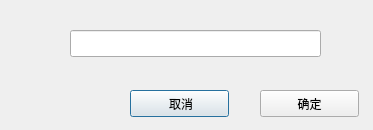
First picture: the form in src/authdialog.ui, repository UbuntuKylin/youker-assistant, before the edit.
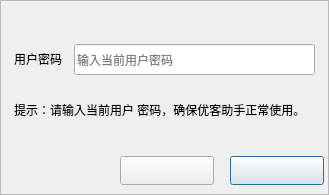
Second picture: the form after the edit. Icons and pictures are not drawn.

The edit to the form file:
```diff
--- a/src/authdialog.ui
+++ b/src/authdialog.ui
@@ -6,8 +6,8 @@
    <rect>
     <x>0</x>
     <y>0</y>
-    <width>373</width>
-    <height>130</height>
+    <width>329</width>
+    <height>195</height>
    </rect>
   </property>
   <property name="windowTitle">
@@ -16,39 +16,136 @@
   <widget class="QPushButton" name="quitBtn">
    <property name="geometry">
     <rect>
-     <x>130</x>
-     <y>90</y>
-     <width>99</width>
-     <height>27</height>
+     <x>230</x>
+     <y>156</y>
+     <width>94</width>
+     <height>29</height>
     </rect>
    </property>
+   <property name="styleSheet">
+    <string notr="true">border-image: url(:/pixmap/image/quit.png);</string>
+   </property>
    <property name="text">
-    <string> 取消</string>
+    <string/>
    </property>
   </widget>
   <widget class="QPushButton" name="okBtn">
    <property name="geometry">
     <rect>
-     <x>260</x>
-     <y>90</y>
-     <width>99</width>
-     <height>27</height>
+     <x>120</x>
+     <y>156</y>
+     <width>94</width>
+     <height>29</height>
     </rect>
    </property>
+   <property name="styleSheet">
+    <string notr="true">border-image: url(:/pixmap/image/ok.png);</string>
+   </property>
    <property name="text">
-    <string>确定</string>
+    <string/>
+   </property>
+  </widget>
+  <widget class="QLabel" name="btn_close">
+   <property name="geometry">
+    <rect>
+     <x>10</x>
+     <y>6</y>
+     <width>26</width>
+     <height>20</height>
+    </rect>
+   </property>
+   <property name="text">
+    <string/>
+   </property>
+  </widget>
+  <widget class="QLabel" name="btn_min">
+   <property name="geometry">
+    <rect>
+     <x>33</x>
+     <y>6</y>
+     <width>26</width>
+     <height>20</height>
+    </rect>
+   </property>
+   <property name="text">
+    <string/>
+   </property>
+  </widget>
+  <widget class="QLabel" name="avatar_2">
+   <property name="geometry">
+    <rect>
+     <x>14</x>
+     <y>85</y>
+     <width>305</width>
+     <height>51</height>
+    </rect>
+   </property>
+   <property name="styleSheet">
+    <string notr="true">border-image: url(:/pixmap/image/message.png);</string>
+   </property>
+   <property name="text">
+    <string>&lt;html&gt;&lt;head/&gt;&lt;body&gt;&lt;p&gt;提示：&lt;span style=&quot; font-size:9pt;&quot;&gt;请输入当前用户 密码，确保优客助手正常使用。&lt;/span&gt;&lt;/p&gt;&lt;/body&gt;&lt;/html&gt;</string>
+   </property>
+   <property name="pixmap">
+    <pixmap resource="pixmap.qrc">:/pixmap/image/message.png</pixmap>
+   </property>
+  </widget>
+  <widget class="QLabel" name="label">
+   <property name="geometry">
+    <rect>
+     <x>14</x>
+     <y>51</y>
+     <width>58</width>
+     <height>16</height>
+    </rect>
+   </property>
+   <property name="text">
+    <string>用户密码</string>
    </property>
   </widget>
   <widget class="QLineEdit" name="lineEdit">
    <property name="geometry">
     <rect>
-     <x>70</x>
-     <y>30</y>
-     <width>251</width>
-     <height>27</height>
+     <x>74</x>
+     <y>44</y>
+     <width>241</width>
+     <height>31</height>
     </rect>
    </property>
+   <property name="toolTip">
+    <string/>
+   </property>
+   <property name="placeholderText">
+    <string>输入当前用户密码</string>
+   </property>
   </widget>
+  <widget class="QFrame" name="frame">
+   <property name="geometry">
+    <rect>
+     <x>0</x>
+     <y>0</y>
+     <width>329</width>
+     <height>195</height>
+    </rect>
+   </property>
+   <property name="styleSheet">
+    <string notr="true">border-image: url(:/pixmap/image/dialog-bg.png);</string>
+   </property>
+   <property name="frameShape">
+    <enum>QFrame::StyledPanel</enum>
+   </property>
+   <property name="frameShadow">
+    <enum>QFrame::Raised</enum>
+   </property>
+  </widget>
+  <zorder>frame</zorder>
+  <zorder>closeButton</zorder>
+  <zorder>okButton</zorder>
+  <zorder>btn_close</zorder>
+  <zorder>btn_min</zorder>
+  <zorder>avatar_2</zorder>
+  <zorder>label</zorder>
+  <zorder>lineEdit</zorder>
  </widget>
  <resources/>
  <connections/>
```
Left out of the diff: 13 changed lines with no effect on the pictures.
